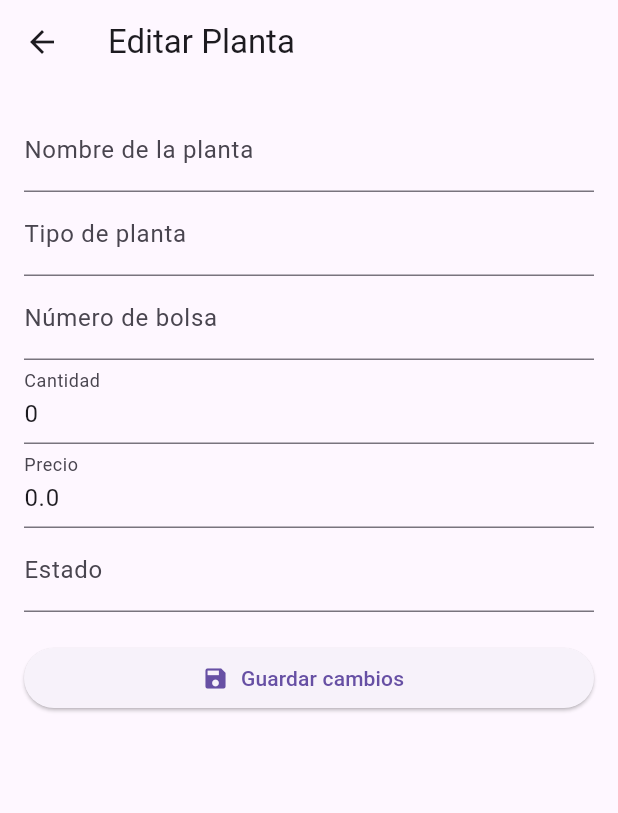
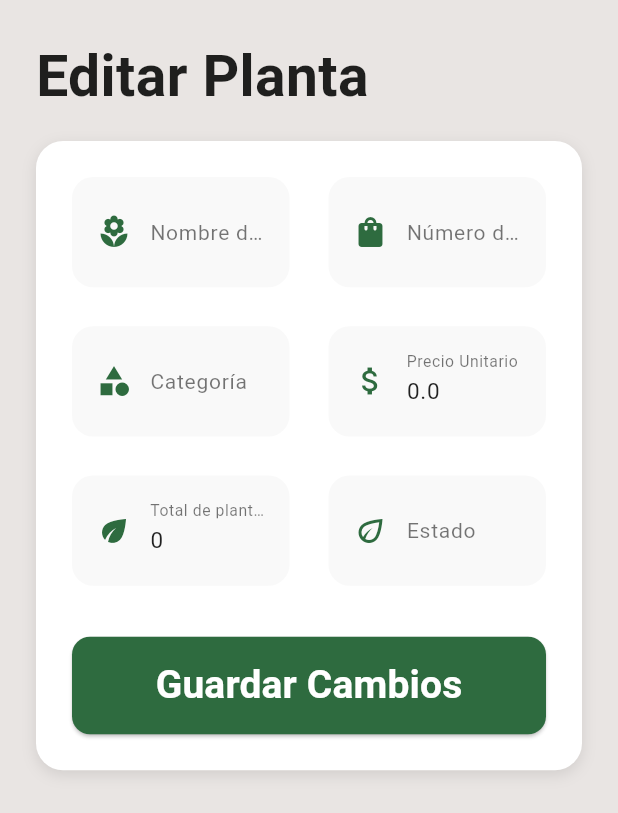
Before and after one commit to natalia482/inventivo_viveros, a Flutter app: the EditarPlantaScreen screen opened directly with empty values, on a phone screen of 412 x 824 dp. Shown: the top 813 px of the screen. Run offline on Flutter 3.47's test engine with Material 3 defaults, Android fonts, the phone set to English and light mode, and no system bars; our stand-ins replace fl_chart, shared_preferences; accounts and stored records are empty.

Commit message:
Interfaz editar plantas

```diff
--- a/lib/screens/plantas/editar_plantas.dart
+++ b/lib/screens/plantas/editar_plantas.dart
@@ -1,7 +1,6 @@
 import 'package:flutter/material.dart';
 import 'package:inventivo_viveros/models/planta_model.dart';
 import 'package:inventivo_viveros/services/planta_service.dart';
-import 'lista_plantas.dart';
 
 class EditarPlantaScreen extends StatefulWidget {
   final Planta planta;
@@ -10,7 +9,7 @@ class EditarPlantaScreen extends StatefulWidget {
   const EditarPlantaScreen({
     super.key,
     required this.planta,
-    this.onGuardado
+    this.onGuardado,
   });
 
   @override
@@ -20,6 +19,7 @@ class EditarPlantaScreen extends StatefulWidget {
 class _EditarPlantaScreenState extends State<EditarPlantaScreen> {
   final _formKey = GlobalKey<FormState>();
   final _service = PlantasService();
+  bool _isSaving = false;
 
   late TextEditingController nameCtrl;
   late TextEditingController typeCtrl;
@@ -39,31 +39,32 @@ class _EditarPlantaScreenState extends State<EditarPlantaScreen> {
     estadoCtrl = TextEditingController(text: widget.planta.estado);
   }
 
-  void main(){
-
-  }
   Future<void> _guardarCambios() async {
     if (_formKey.currentState!.validate()) {
+      setState(() => _isSaving = true);
+
       final updatedPlanta = Planta(
         id: widget.planta.id,
-        nameplants: nameCtrl.text,
-        typeplants: typeCtrl.text,
-        numberbag: bagCtrl.text,
+        nameplants: nameCtrl.text.trim(),
+        typeplants: typeCtrl.text.trim(),
+        numberbag: bagCtrl.text.trim(),
         cantidad: int.tryParse(cantidadCtrl.text) ?? 0,
         price: double.tryParse(priceCtrl.text) ?? 0,
-        estado: estadoCtrl.text,
+        estado: estadoCtrl.text.trim(),
       );
 
       final ok = await _service.editarPlanta(updatedPlanta);
 
+      setState(() => _isSaving = false);
+
       if (ok && mounted) {
         ScaffoldMessenger.of(context).showSnackBar(
-          const SnackBar(content: Text('Planta actualizada correctamente')),
+          const SnackBar(content: Text('✅ Planta actualizada correctamente')),
         );
         widget.onGuardado?.call();
       } else {
         ScaffoldMessenger.of(context).showSnackBar(
-          const SnackBar(content: Text('Error al actualizar la planta o Ya existe')),
+          const SnackBar(content: Text('🚨 Error al actualizar la planta o ya existe')),
         );
       }
     }
@@ -72,41 +73,135 @@ class _EditarPlantaScreenState extends State<EditarPlantaScreen> {
   @override
   Widget build(BuildContext context) {
     return Scaffold(
-      appBar: AppBar(title: const Text('Editar Planta')),
-      body: Padding(
-        padding: const EdgeInsets.all(16.0),
+      backgroundColor: const Color(0xFFE9E5E3),
+      body: SingleChildScrollView(
+        padding: const EdgeInsets.all(24.0),
         child: Form(
           key: _formKey,
-          child: ListView(
+          child: Center(
+            child: Column(
+              crossAxisAlignment: CrossAxisAlignment.start,
               children: [
-              TextFormField(
-                controller: nameCtrl,
-                decoration: const InputDecoration(labelText: 'Nombre de la planta'),
-                validator: (v) => v!.isEmpty ? 'Campo requerido' : null,
+                // 🏷️ Título principal
+                const Text(
+                  'Editar Planta',
+                  style: TextStyle(
+                    fontSize: 38,
+                    fontWeight: FontWeight.w600,
+                    color: Colors.black87,
                   ),
-              TextFormField(controller: typeCtrl, decoration: const InputDecoration(labelText: 'Tipo de planta')),
-              TextFormField(controller: bagCtrl, decoration: const InputDecoration(labelText: 'Número de bolsa')),
-              TextFormField(
-                controller: cantidadCtrl,
-                decoration: const InputDecoration(labelText: 'Cantidad'),
-                keyboardType: TextInputType.number,
                 ),
-              TextFormField(
-                controller: priceCtrl,
-                decoration: const InputDecoration(labelText: 'Precio'),
-                keyboardType: TextInputType.number,
+                const SizedBox(height: 16),
+
+                // 📋 Contenedor principal
+                Container(
+                  padding: const EdgeInsets.all(24),
+                  decoration: BoxDecoration(
+                    color: Colors.white,
+                    borderRadius: BorderRadius.circular(18),
+                    boxShadow: [
+                      BoxShadow(
+                        color: Colors.black.withOpacity(0.1),
+                        blurRadius: 8,
+                        offset: const Offset(0, 3),
                       ),
-              TextFormField(controller: estadoCtrl, decoration: const InputDecoration(labelText: 'Estado')),
-              const SizedBox(height: 20),
-              ElevatedButton.icon(
-                onPressed: _guardarCambios,
-                icon: const Icon(Icons.save),
-                label: const Text('Guardar cambios'),
+                    ],
+                  ),
+                  child: Column(
+                    children: [
+                      // 🧩 Filas dobles de campos
+                      Row(
+                        children: [
+                          Expanded(child: _buildInputTile(Icons.local_florist, "Nombre del producto", nameCtrl, "Ej: Rosas")),
+                          const SizedBox(width: 26),
+                          Expanded(child: _buildInputTile(Icons.shopping_bag, "Número de bolsa", bagCtrl, "Ej: 35")),
+                        ],
+                      ),
+                      const SizedBox(height: 26),
+                      Row(
+                        children: [
+                          Expanded(child: _buildInputTile(Icons.category, "Categoría", typeCtrl, "Ej: Ornamentales")),
+                          const SizedBox(width: 26),
+                          Expanded(child: _buildInputTile(Icons.attach_money, "Precio Unitario", priceCtrl, "Ej: 6000")),
+                        ],
+                      ),
+                      const SizedBox(height: 26),
+                      Row(
+                        children: [
+                          Expanded(child: _buildInputTile(Icons.eco, "Total de plantas", cantidadCtrl, "Ej: 148")),
+                          const SizedBox(width: 26),
+                          Expanded(child: _buildInputTile(Icons.eco_outlined, "Estado", estadoCtrl, "Ej: Disponible")),
+                        ],
+                      ),
+
+                      const SizedBox(height: 34),
+
+                      // 🌿 Botón Guardar Cambios
+                      SizedBox(
+                        width: double.infinity,
+                        child: ElevatedButton(
+                          onPressed: _isSaving ? null : _guardarCambios,
+                          style: ElevatedButton.styleFrom(
+                            backgroundColor: const Color(0xFF2E6B3F),
+                            padding: const EdgeInsets.symmetric(vertical: 14),
+                            shape: RoundedRectangleBorder(
+                              borderRadius: BorderRadius.circular(12),
+                            ),
+                          ),
+                          child: _isSaving
+                              ? const SizedBox(
+                                  height: 30,
+                                  width: 30,
+                                  child: CircularProgressIndicator(color: Colors.white, strokeWidth: 2),
+                                )
+                              : const Text(
+                                  'Guardar Cambios',
+                                  style: TextStyle(
+                                    color: Colors.white,
+                                    fontSize: 26,
+                                    fontWeight: FontWeight.w600,
+                                  ),
+                                ),
+                        ),
+                      ),
+                    ],
+                  ),
                 ),
               ],
             ),
           ),
         ),
+      ),
+    );
+  }
+
+  // 🌱 Campo con diseño unificado
+  Widget _buildInputTile(IconData icon, String label, TextEditingController controller, String hint) {
+    return Container(
+      padding: const EdgeInsets.symmetric(horizontal: 16, vertical: 10),
+      decoration: BoxDecoration(
+        color: const Color(0xFFF9F9F9),
+        borderRadius: BorderRadius.circular(14),
+      ),
+      child: Row(
+        children: [
+          Icon(icon, color: const Color(0xFF2E6B3F), size: 24),
+          const SizedBox(width: 12),
+          Expanded(
+            child: TextFormField(
+              controller: controller,
+              style: const TextStyle(fontSize: 15, color: Colors.black87),
+              decoration: InputDecoration(
+                labelText: label,
+                labelStyle: const TextStyle(color: Colors.black54, fontSize: 14),
+                hintText: hint,
+                border: InputBorder.none,
+              ),
+              validator: (v) => v!.isEmpty ? 'Campo requerido' : null,
+            ),
+          ),
+        ],
+      ),
     );
   }
 }
```
Lines whose indentation alone changed are shown as unchanged.
